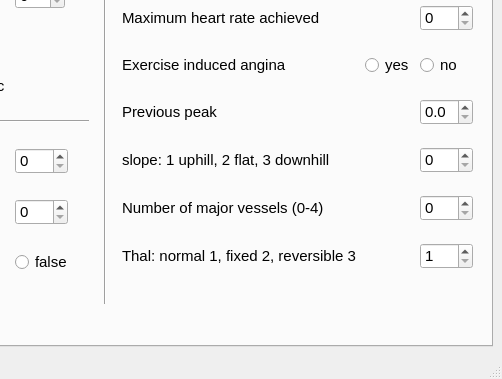
Old version of the form latest version/newAttack.ui in the repository hxtzzz/heart_attack_models; both pictures show x 292 to 794 and y 244 to 623 of the 794 by 623 pixel window.
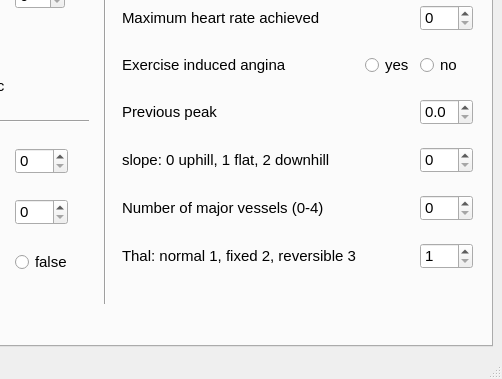
New version of the form.

The edit to the form file:
```diff
--- a/latest version/newAttack.ui
+++ b/latest version/newAttack.ui
@@ -364,7 +364,7 @@
              <item row="7" column="0">
               <widget class="QLabel" name="label_15">
                <property name="text">
-                <string>slope: 1 uphill, 2 flat, 3 downhill</string>
+                <string>slope: 0 uphill, 1 flat, 2 downhill</string>
                </property>
               </widget>
              </item>
```
